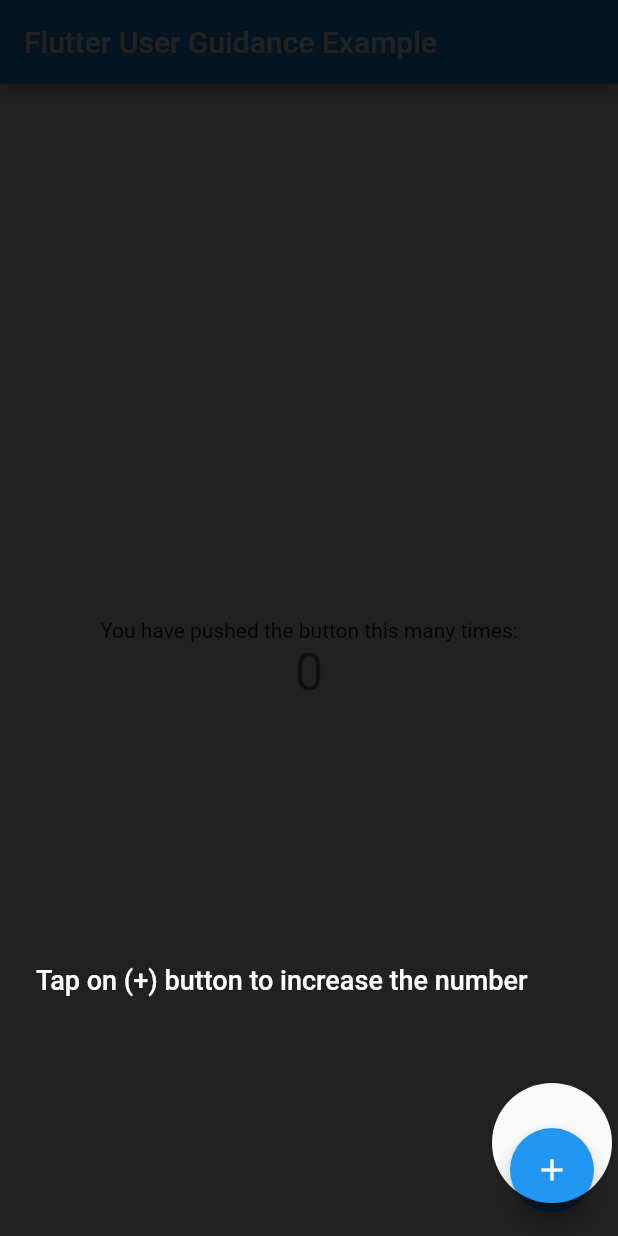
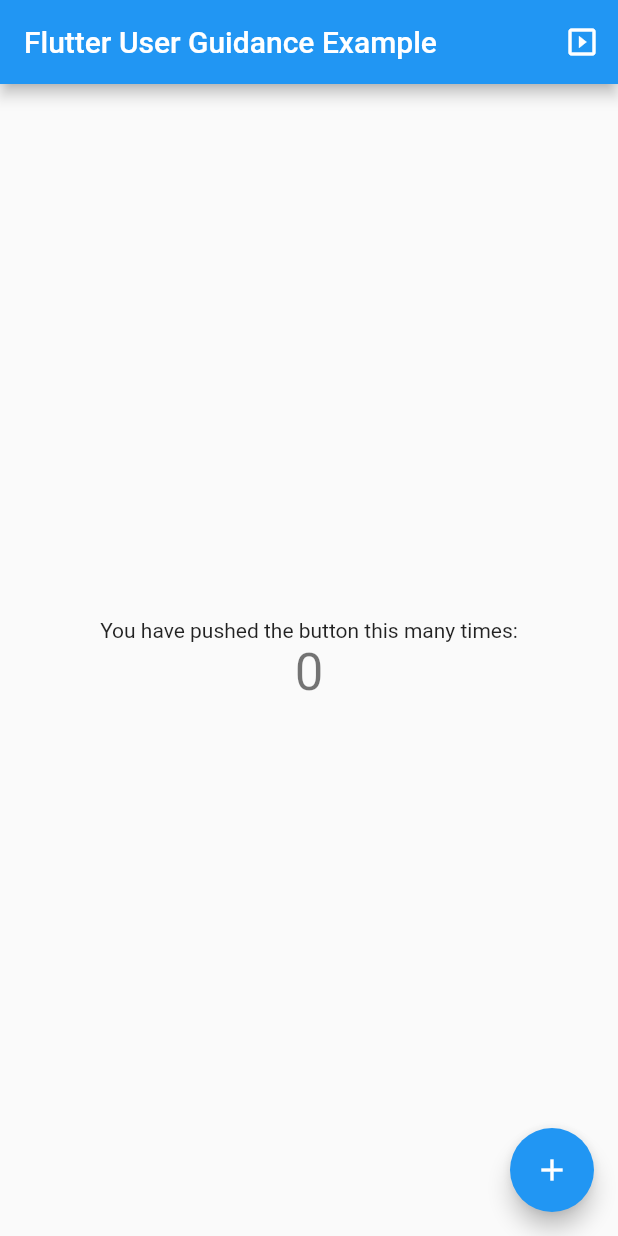
Before and after one commit to alex-melnyk/flutter_user_guidance, a Flutter app: the screen it shows after launch, on a phone screen of 412 x 824 dp. Run offline on Flutter 3.47's test engine with Material 2 defaults, Android fonts, the phone set to English and light mode, and no system bars.

Commit message:
Code improvements

```diff
--- a/lib/main.dart
+++ b/lib/main.dart
@@ -9,6 +9,7 @@ class MyApp extends StatelessWidget {
   @override
   Widget build(BuildContext context) {
     return MaterialApp(
+      debugShowCheckedModeBanner: false,
       title: 'Flutter Demo',
       theme: ThemeData(
         primarySwatch: Colors.blue,
--- a/lib/pages/home.dart
+++ b/lib/pages/home.dart
@@ -1,4 +1,5 @@
 import 'package:flutter/material.dart';
+import 'package:flutter_user_guidance/widgets/user_guidance.dart';
 
 class HomePage extends StatefulWidget {
   const HomePage({
@@ -14,8 +15,7 @@ class HomePage extends StatefulWidget {
 
 class _HomePageState extends State<HomePage>
     with SingleTickerProviderStateMixin {
-  final _textTyping = 'Tap on (+) button to increase the number';
-
+  final _userGuidanceController = UserGuidanceController();
   AnimationController _animationController;
   Animation _animation;
   int _counter = 0;
@@ -44,6 +44,13 @@ class _HomePageState extends State<HomePage>
         Scaffold(
           appBar: AppBar(
             title: Text('Flutter User Guidance Example'),
+            centerTitle: false,
+            actions: [
+              IconButton(
+                icon: Icon(Icons.slideshow),
+                onPressed: () => _userGuidanceController.show(),
+              ),
+            ],
           ),
           body: Center(
             child: Column(
@@ -65,72 +72,8 @@ class _HomePageState extends State<HomePage>
             child: Icon(Icons.add),
           ),
         ),
-        Positioned.fill(
-          child: ColorFiltered(
-            colorFilter: ColorFilter.mode(
-              Colors.black87,
-              BlendMode.srcOut,
-            ),
-            child: Stack(
-              children: [
-                Container(
-                  decoration: BoxDecoration(
-                    color: Colors.white,
-                    backgroundBlendMode: BlendMode.dstOut,
-                  ),
-                ),
-                Positioned(
-                  bottom: 22,
-                  right: 4,
-                  child: Container(
-                    margin: EdgeInsets.only(
-                      top: 80,
-                    ),
-                    width: 80,
-                    height: 80,
-                    decoration: BoxDecoration(
-                      color: Colors.white,
-                      shape: BoxShape.circle,
-                    ),
-                  ),
-                ),
-              ],
-            ),
-          ),
-        ),
-        Material(
-          color: Colors.transparent,
-          child: Align(
-            alignment: Alignment.bottomCenter,
-            child: Container(
-              margin: EdgeInsets.only(
-                bottom: 160,
-              ),
-              padding: EdgeInsets.symmetric(
-                horizontal: 24.0,
-              ),
-              width: double.maxFinite,
-              child: AnimatedBuilder(
-                animation: _animation,
-                builder: (context, child) {
-                  final textLength = StepTween(
-                    begin: 0,
-                    end: _textTyping.length,
-                  ).evaluate(_animationController);
-
-                  return Text(
-                    _textTyping.substring(0, textLength),
-                    textAlign: TextAlign.left,
-                    style: TextStyle(
-                      fontWeight: FontWeight.w500,
-                      fontSize: 18,
-                      color: Colors.white,
-                    ),
-                  );
-                },
-              ),
-            ),
-          ),
+        UserGuidance(
+          controller: _userGuidanceController,
         ),
       ],
     );
--- /dev/null
+++ b/lib/widgets/widgets.dart
@@ -0,0 +1 @@
+export 'user_guidance.dart';
```
Also changed, not shown: lib/widgets/user_guidance.dart (added, +144 -0 lines), pubspec.yaml (+1 -59 lines), pubspec.lock.
